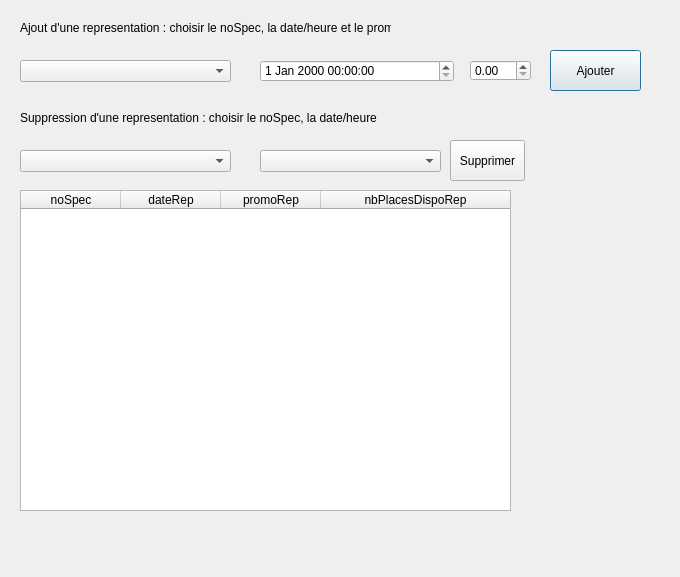
Before: the Qt Designer form gui/fct_comp_7.ui in Angrycranberie/CEBD-Projet_theatre, drawn with Qt 5.
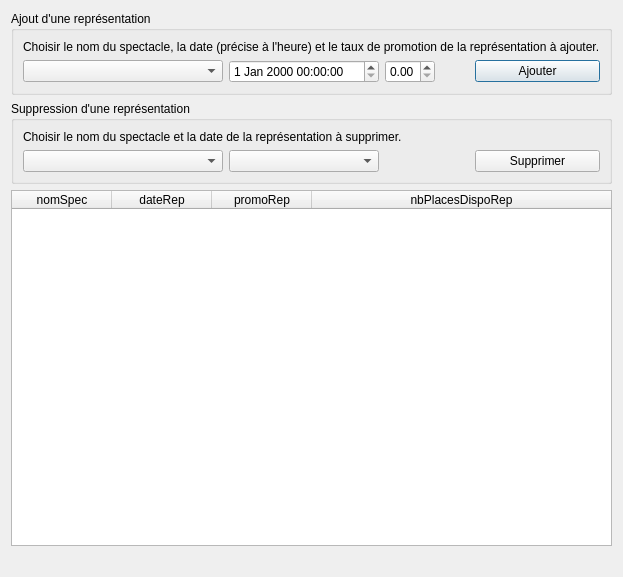
After: the same form once the commit is applied.

The edit to the form file:
```diff
--- a/gui/fct_comp_7.ui
+++ b/gui/fct_comp_7.ui
@@ -6,48 +6,213 @@
    <rect>
     <x>0</x>
     <y>0</y>
-    <width>680</width>
+    <width>591</width>
     <height>577</height>
    </rect>
   </property>
   <property name="windowTitle">
    <string>Dialog</string>
   </property>
+  <layout class="QVBoxLayout" name="verticalLayout_5">
+   <item>
+    <widget class="QGroupBox" name="groupBox">
+     <property name="title">
+      <string>Ajout d'une représentation</string>
+     </property>
+     <layout class="QVBoxLayout" name="verticalLayout_4">
+      <item>
+       <layout class="QVBoxLayout" name="verticalLayout">
+        <item>
+         <widget class="QLabel" name="label_2">
+          <property name="text">
+           <string>Choisir le nom du spectacle, la date (précise à l'heure) et le taux de promotion de la représentation à ajouter.</string>
+          </property>
+         </widget>
+        </item>
+        <item>
+         <layout class="QHBoxLayout" name="horizontalLayout">
+          <item>
+           <widget class="QComboBox" name="comboBox_ajout_fct_comp_7">
+            <property name="minimumSize">
+             <size>
+              <width>200</width>
+              <height>0</height>
+             </size>
+            </property>
+            <property name="maximumSize">
+             <size>
+              <width>200</width>
+              <height>16777215</height>
+             </size>
+            </property>
+           </widget>
+          </item>
+          <item>
+           <widget class="QDateTimeEdit" name="dateTimeEdit">
+            <property name="minimumSize">
+             <size>
+              <width>150</width>
+              <height>0</height>
+             </size>
+            </property>
+            <property name="maximumSize">
+             <size>
+              <width>150</width>
+              <height>16777215</height>
+             </size>
+            </property>
+           </widget>
+          </item>
+          <item>
+           <widget class="QDoubleSpinBox" name="doubleSpinBox">
+            <property name="minimumSize">
+             <size>
+              <width>50</width>
+              <height>0</height>
+             </size>
+            </property>
+            <property name="maximumSize">
+             <size>
+              <width>50</width>
+              <height>16777215</height>
+             </size>
+            </property>
+           </widget>
+          </item>
+          <item>
+           <spacer name="horizontalSpacer">
+            <property name="orientation">
+             <enum>Qt::Horizontal</enum>
+            </property>
+            <property name="sizeHint" stdset="0">
+             <size>
+              <width>40</width>
+              <height>20</height>
+             </size>
+            </property>
+           </spacer>
+          </item>
+          <item>
   <widget class="QPushButton" name="pushButton">
-   <property name="geometry">
-    <rect>
-     <x>550</x>
-     <y>50</y>
-     <width>91</width>
-     <height>41</height>
-    </rect>
+            <property name="minimumSize">
+             <size>
+              <width>125</width>
+              <height>0</height>
+             </size>
+            </property>
+            <property name="maximumSize">
+             <size>
+              <width>125</width>
+              <height>16777215</height>
+             </size>
    </property>
    <property name="text">
     <string>Ajouter</string>
    </property>
   </widget>
-  <widget class="QLabel" name="label_fct_comp_7">
-   <property name="geometry">
-    <rect>
-     <x>10</x>
-     <y>530</y>
-     <width>641</width>
-     <height>41</height>
-    </rect>
-   </property>
+          </item>
+         </layout>
+        </item>
+       </layout>
+      </item>
+     </layout>
+    </widget>
+   </item>
+   <item>
+    <widget class="QGroupBox" name="groupBox_2">
+     <property name="title">
+      <string>Suppression d'une représentation</string>
+     </property>
+     <layout class="QVBoxLayout" name="verticalLayout_3">
+      <item>
+       <layout class="QVBoxLayout" name="verticalLayout_2">
+        <item>
+         <widget class="QLabel" name="label_3">
+          <property name="font">
+           <font>
+            <italic>false</italic>
+           </font>
+          </property>
    <property name="text">
-    <string/>
-   </property>
-  </widget>
+           <string>Choisir le nom du spectacle et la date de la représentation à supprimer.</string>
+          </property>
+         </widget>
+        </item>
+        <item>
+         <layout class="QHBoxLayout" name="horizontalLayout_3">
+          <item>
+           <widget class="QComboBox" name="comboBox_suppr_fct_comp_7">
+            <property name="minimumSize">
+             <size>
+              <width>200</width>
+              <height>0</height>
+             </size>
+            </property>
+            <property name="maximumSize">
+             <size>
+              <width>200</width>
+              <height>16777215</height>
+             </size>
+            </property>
+           </widget>
+          </item>
+          <item>
+           <widget class="QComboBox" name="comboBox_suppr_fct_comp_7_2">
+            <property name="minimumSize">
+             <size>
+              <width>150</width>
+              <height>0</height>
+             </size>
+            </property>
+            <property name="maximumSize">
+             <size>
+              <width>150</width>
+              <height>16777215</height>
+             </size>
+            </property>
+           </widget>
+          </item>
+          <item>
+           <spacer name="horizontalSpacer_2">
+            <property name="orientation">
+             <enum>Qt::Horizontal</enum>
+            </property>
+            <property name="sizeHint" stdset="0">
+             <size>
+              <width>40</width>
+              <height>20</height>
+             </size>
+            </property>
+           </spacer>
+          </item>
+          <item>
+           <widget class="QPushButton" name="pushButton_3">
+            <property name="minimumSize">
+             <size>
+              <width>125</width>
+              <height>0</height>
+             </size>
+            </property>
+            <property name="maximumSize">
+             <size>
+              <width>125</width>
+              <height>16777215</height>
+             </size>
+            </property>
+            <property name="text">
+             <string>Supprimer</string>
+            </property>
+           </widget>
+          </item>
+         </layout>
+        </item>
+       </layout>
+      </item>
+     </layout>
+    </widget>
+   </item>
+   <item>
   <widget class="QTableWidget" name="table_fct_comp_7">
-   <property name="geometry">
-    <rect>
-     <x>20</x>
-     <y>190</y>
-     <width>491</width>
-     <height>321</height>
-    </rect>
-   </property>
    <attribute name="horizontalHeaderVisible">
     <bool>true</bool>
    </attribute>
@@ -59,7 +224,7 @@
    </attribute>
    <column>
     <property name="text">
-     <string>noSpec</string>
+       <string>nomSpec</string>
     </property>
    </column>
    <column>
@@ -78,95 +243,15 @@
     </property>
    </column>
   </widget>
-  <widget class="QLabel" name="label_2">
-   <property name="geometry">
-    <rect>
-     <x>20</x>
-     <y>20</y>
-     <width>371</width>
-     <height>16</height>
-    </rect>
-   </property>
+   </item>
+   <item>
+    <widget class="QLabel" name="label_fct_comp_7">
    <property name="text">
-    <string>Ajout d'une representation : choisir le noSpec, la date/heure et le promo</string>
-   </property>
-  </widget>
-  <widget class="QComboBox" name="comboBox_ajout_fct_comp_7">
-   <property name="geometry">
-    <rect>
-     <x>20</x>
-     <y>60</y>
-     <width>211</width>
-     <height>22</height>
-    </rect>
-   </property>
-  </widget>
-  <widget class="QDoubleSpinBox" name="doubleSpinBox">
-   <property name="geometry">
-    <rect>
-     <x>470</x>
-     <y>60</y>
-     <width>61</width>
-     <height>21</height>
-    </rect>
-   </property>
-  </widget>
-  <widget class="QDateTimeEdit" name="dateTimeEdit">
-   <property name="geometry">
-    <rect>
-     <x>260</x>
-     <y>60</y>
-     <width>194</width>
-     <height>22</height>
-    </rect>
-   </property>
-  </widget>
-  <widget class="QPushButton" name="pushButton_3">
-   <property name="geometry">
-    <rect>
-     <x>450</x>
-     <y>140</y>
-     <width>75</width>
-     <height>41</height>
-    </rect>
-   </property>
-   <property name="text">
-    <string>Supprimer</string>
-   </property>
-  </widget>
-  <widget class="QComboBox" name="comboBox_suppr_fct_comp_7_2">
-   <property name="geometry">
-    <rect>
-     <x>260</x>
-     <y>150</y>
-     <width>181</width>
-     <height>22</height>
-    </rect>
-   </property>
-  </widget>
-  <widget class="QComboBox" name="comboBox_suppr_fct_comp_7">
-   <property name="geometry">
-    <rect>
-     <x>20</x>
-     <y>150</y>
-     <width>211</width>
-     <height>22</height>
-    </rect>
-   </property>
-  </widget>
-  <widget class="QLabel" name="label_3">
-   <property name="geometry">
-    <rect>
-     <x>20</x>
-     <y>110</y>
-     <width>371</width>
-     <height>16</height>
-    </rect>
-   </property>
-   <property name="text">
-    <string>Suppression d'une representation : choisir le noSpec, la date/heure</string>
-   </property>
-  </widget>
+      <string/>
+     </property>
+    </widget>
+   </item>
+  </layout>
  </widget>
  <resources/>
  <connections>
```
Left out of the diff: 2 changed lines with no effect on the pictures. Lines whose indentation alone changed are shown as unchanged.
